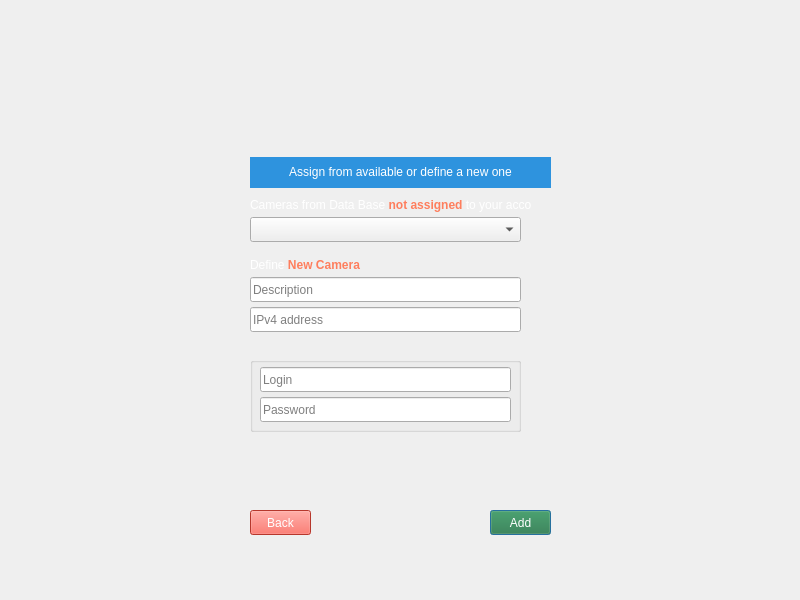
kazimierczak-robert/LeonCam, file LeonCam/UserCamera.ui: the form before one commit.
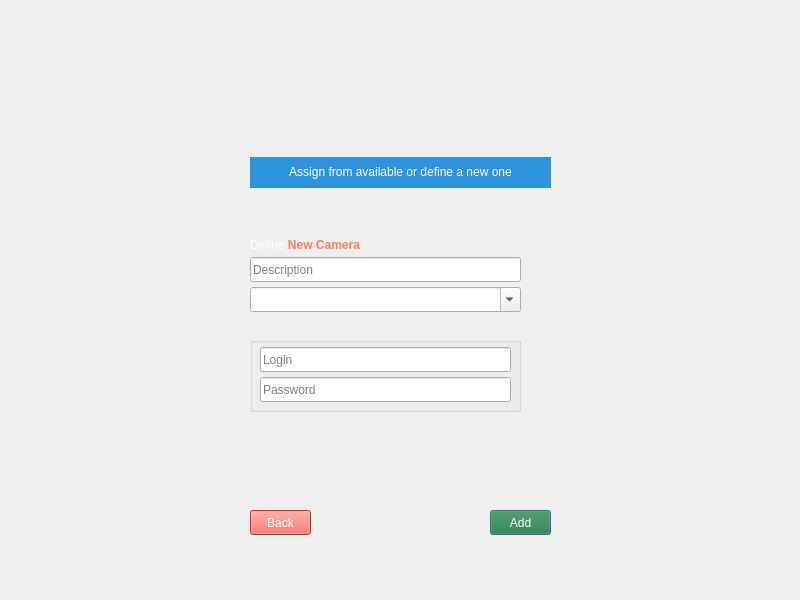
The form after the commit. Icons and pictures are not drawn.

Commit message: Combobox z wyszukanymi kamerami, uwzględnienie numeru portu w kamerach, animacja ładowania w CameraPreview

```diff
--- a/LeonCam/UserCamera.ui
+++ b/LeonCam/UserCamera.ui
@@ -70,34 +70,20 @@
    <property name="geometry">
     <rect>
      <x>250</x>
-     <y>217</y>
+     <y>287</y>
      <width>271</width>
      <height>25</height>
     </rect>
    </property>
-  </widget>
-  <widget class="QLabel" name="LAvailableCameras">
-   <property name="geometry">
-    <rect>
-     <x>250</x>
-     <y>197</y>
-     <width>281</width>
-     <height>16</height>
-    </rect>
-   </property>
-   <property name="styleSheet">
-    <string notr="true">background-color: none;
-color: rgb(255, 255, 255)</string>
-   </property>
-   <property name="text">
-    <string>&lt;html&gt;&lt;head/&gt;&lt;body&gt;&lt;p&gt;Cameras from Data Base &lt;span style=&quot; font-weight:600; color:#fe7e5d;&quot;&gt;not assigned&lt;/span&gt; to your account&lt;/p&gt;&lt;/body&gt;&lt;/html&gt;</string>
+   <property name="editable">
+    <bool>true</bool>
    </property>
   </widget>
   <widget class="QLabel" name="LNewCamera">
    <property name="geometry">
     <rect>
      <x>250</x>
-     <y>257</y>
+     <y>237</y>
      <width>261</width>
      <height>16</height>
     </rect>
@@ -110,30 +96,11 @@
     <string>&lt;html&gt;&lt;head/&gt;&lt;body&gt;&lt;p&gt;Define &lt;span style=&quot; font-weight:600; color:#fe7e5d;&quot;&gt;New Camera&lt;/span&gt;&lt;/p&gt;&lt;/body&gt;&lt;/html&gt;</string>
    </property>
   </widget>
-  <widget class="QLineEdit" name="LEIPv4Address">
-   <property name="geometry">
-    <rect>
-     <x>250</x>
-     <y>307</y>
-     <width>271</width>
-     <height>25</height>
-    </rect>
-   </property>
-   <property name="text">
-    <string/>
-   </property>
-   <property name="maxLength">
-    <number>24</number>
-   </property>
-   <property name="placeholderText">
-    <string>IPv4 address</string>
-   </property>
-  </widget>
   <widget class="QLineEdit" name="LEDescripton">
    <property name="geometry">
     <rect>
      <x>250</x>
-     <y>277</y>
+     <y>257</y>
      <width>271</width>
      <height>25</height>
     </rect>
@@ -177,7 +144,7 @@
    <property name="geometry">
     <rect>
      <x>250</x>
-     <y>357</y>
+     <y>337</y>
      <width>271</width>
      <height>75</height>
     </rect>
@@ -262,7 +229,7 @@
    <property name="geometry">
     <rect>
      <x>530</x>
-     <y>290</y>
+     <y>270</y>
      <width>31</width>
      <height>31</height>
     </rect>
@@ -282,7 +249,7 @@
    <property name="geometry">
     <rect>
      <x>530</x>
-     <y>380</y>
+     <y>360</y>
      <width>31</width>
      <height>31</height>
     </rect>
```
Left out of the diff: 3 changed lines with no effect on the pictures. The commit also changes 11 other files.
